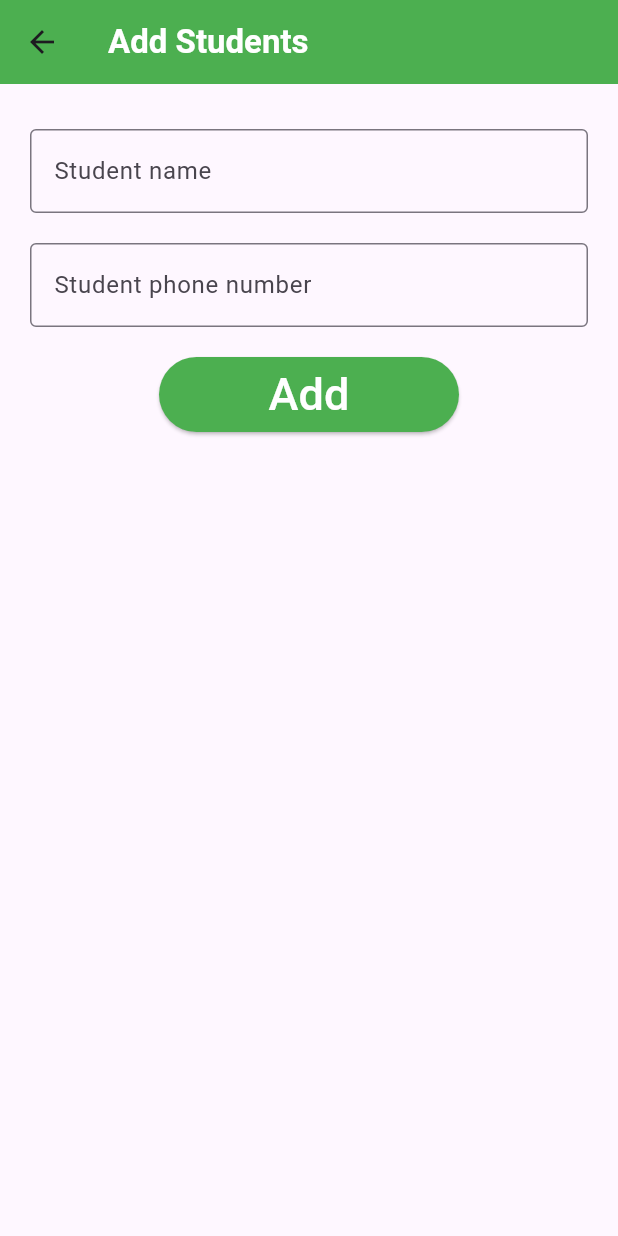
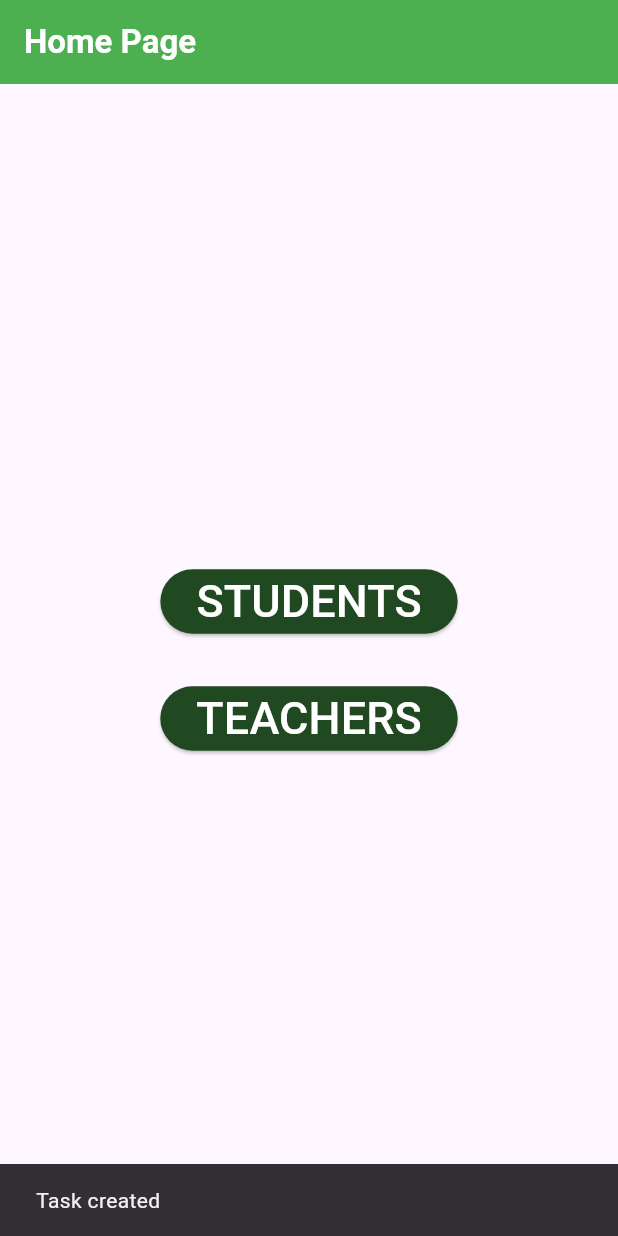
Before and after one commit to Swathi-krishna123/flutterdemo_provider, a Flutter app: the AddStudents screen opened directly, after a tap on "Add", on a phone screen of 412 x 824 dp. Run offline on Flutter 3.47's test engine with Material 3 defaults, Android fonts, the phone set to English and light mode, and no system bars; our stand-ins replace cloud_firestore, firebase_core; accounts and stored records are empty.

Commit message:
using provider

```diff
--- a/lib/add_student.dart
+++ /dev/null
@@ -1,74 +0,0 @@
-import 'package:flutter/material.dart';
-import 'package:flutter_demo_project/provider.dart';
-import 'package:provider/provider.dart';
-
-class AddStudents extends StatelessWidget {
-  String id;
-  AddStudents({super.key,required this.id});
-
-  @override
-  Widget build(BuildContext context) {
-    return Scaffold(
-      appBar: AppBar(
-        backgroundColor: Colors.green,
-        title: const Text(
-          'Add Students',
-          style: TextStyle(color: Colors.white, fontWeight: FontWeight.bold),
-        ),
-      ),
-      body: Center(
-        child: Padding(
-          padding: const EdgeInsets.symmetric(horizontal: 20),
-          child: Column(
-            children: [
-              const SizedBox(
-                height: 30,
-              ),
-              Consumer<MainProvider>(builder: (context, value, child) {
-                return TextFormField(
-                  controller: value.namecontroller,
-                  decoration: const InputDecoration(
-                      border: OutlineInputBorder(), hintText: "Student name"),
-                );
-              }),
-              const SizedBox(
-                height: 20,
-              ),
-              Consumer<MainProvider>(
-                builder: (context,value,child) {
-                  return TextFormField(
-                    controller: value.phonecontroller,
-                    decoration: const InputDecoration(
-                        border: OutlineInputBorder(),
-                        hintText: 'Student phone number'),
-                  );
-                }
-              ),
-              const SizedBox(
-                height: 20,
-              ),
-              Consumer<MainProvider>(
-                builder: (context,value,child) {
-                  return SizedBox(
-                      width: 200,
-                      height: 50,
-                      child: ElevatedButton(
-                        onPressed: () {
-                          value.addStudents(context, id);
-                        },
-                        child: const Text(
-                          'Add',
-                          style: TextStyle(color: Colors.white, fontSize: 30),
-                        ),
-                        style: const ButtonStyle(
-                            backgroundColor: WidgetStatePropertyAll(Colors.green)),
-                      ));
-                }
-              )
-            ],
-          ),
-        ),
-      ),
-    );
-  }
-}
--- /dev/null
+++ b/lib/firstpage.dart
@@ -0,0 +1,48 @@
+import 'package:flutter/material.dart';
+import 'package:flutter_demo_project/Teacher/teachers_view.dart';
+import 'package:flutter_demo_project/student/provider.dart';
+import 'package:flutter_demo_project/student/students_view.dart';
+import 'package:provider/provider.dart';
+
+class Firstpage extends StatelessWidget {
+  const Firstpage({super.key});
+
+  @override
+  Widget build(BuildContext context) {
+    return Scaffold(
+      appBar: AppBar(
+        backgroundColor: Colors.green,
+        title: const Text(
+          'Home Page',
+          style: TextStyle(color: Colors.white, fontWeight: FontWeight.bold),
+        ),
+      ),
+      body: Center(
+        child: Column(
+          mainAxisAlignment: MainAxisAlignment.center,
+          children: [
+            Consumer<MainProvider>(
+              builder: (context,value,child) {
+                return ElevatedButton(
+                    onPressed: () {
+                      value.getStudents();
+                      Navigator.of(context).push(MaterialPageRoute(builder: (context) =>  const StudentsView(),));},
+                    style: const ButtonStyle(
+                        backgroundColor: WidgetStatePropertyAll(
+                            Color.fromARGB(255, 32, 73, 34))),
+                    child: const Text('STUDENTS',style: TextStyle(fontSize: 30,color: Colors.white),));
+              }
+            ),
+                        const SizedBox(height: 30,),
+            ElevatedButton(
+                onPressed: () {Navigator.of(context).push(MaterialPageRoute(builder: (context) =>const TeachersView(),));},
+                style: const ButtonStyle(
+                    backgroundColor: WidgetStatePropertyAll(
+                        Color.fromARGB(255, 32, 73, 34))),
+                child: const Text('TEACHERS',style: TextStyle(fontSize: 30,color: Colors.white),)),
+          ],
+        ),
+      ),
+    );
+  }
+}
--- a/lib/main.dart
+++ b/lib/main.dart
@@ -1,18 +1,17 @@
 import 'package:firebase_core/firebase_core.dart';
 import 'package:flutter/material.dart';
 import 'package:flutter_demo_project/firebase_options.dart';
-import 'package:flutter_demo_project/provider.dart';
-import 'package:flutter_demo_project/students_view.dart';
+import 'package:flutter_demo_project/firstpage.dart';
+import 'package:flutter_demo_project/student/provider.dart';
+import 'package:flutter_demo_project/student/students_view.dart';
 import 'package:provider/provider.dart';
 
 void main() async {
   WidgetsFlutterBinding.ensureInitialized();
-
   await Firebase.initializeApp(
     options: DefaultFirebaseOptions.currentPlatform,
-  );
-
-  runApp(const MyApp());
+);
+ runApp(const MyApp());
 }
 
 class MyApp extends StatelessWidget {
@@ -45,7 +44,7 @@ class MyApp extends StatelessWidget {
             colorScheme: ColorScheme.fromSeed(seedColor: Colors.deepPurple),
             useMaterial3: true,
           ),
-          home: StudentsView()),
+          home: Firstpage()),
     );
   }
 }
--- a/lib/model_class.dart
+++ b/lib/model_class.dart
@@ -0,0 +1,6 @@
+class StudentModel{
+  String name;
+  String phone;
+  String id;
+  StudentModel(this.id,this.name,this.phone);
+}
--- a/lib/provider.dart
+++ b/lib/provider.dart
@@ -1,20 +1 @@
-import 'dart:collection';
-
-import 'package:cloud_firestore/cloud_firestore.dart';
-import 'package:firebase_core/firebase_core.dart';
-import 'package:flutter/material.dart';
-
-class MainProvider extends ChangeNotifier {
-  final FirebaseFirestore db = FirebaseFirestore.instance;
-  TextEditingController namecontroller = TextEditingController();
-  TextEditingController phonecontroller = TextEditingController();
-  int counter = 0;
-
-  void addStudents(BuildContext context,String Std,) {
-    String Id=DateTime.now().millisecondsSinceEpoch.toString();
-    HashMap<String , Object> map = HashMap();
-    map["Name"]=namecontroller.text;
-    map["Phone"]=phonecontroller.text;
-    db.collection("STUDENTS").doc(Id).set(map);
-  }
-}
+// TODO Implement this library.
--- /dev/null
+++ b/lib/student/add_student.dart
@@ -0,0 +1,80 @@
+
+
+import 'package:flutter/material.dart';
+import 'package:flutter_demo_project/student/provider.dart';
+import 'package:provider/provider.dart';
+
+class AddStudents extends StatelessWidget {
+  String id;
+  AddStudents({super.key, required this.id});
+
+
+  @override
+  Widget build(BuildContext context) {
+    return Scaffold(
+      appBar: AppBar(
+        backgroundColor: Colors.green,
+        title: const Text(
+          'Add Students',
+          style: TextStyle(color: Colors.white, fontWeight: FontWeight.bold),
+        ),
+      ),
+      body: Center(
+        child: Padding(
+          padding: const EdgeInsets.symmetric(horizontal: 20),
+          child: Column(
+            children: [
+              const SizedBox(
+                height: 30,
+              ),
+              Consumer<MainProvider>(builder: (context, value, child) {
+                return TextFormField(
+                  controller: value.namecontroller,
+                  decoration: const InputDecoration(
+                      border: OutlineInputBorder(), hintText: "Student name"),
+                );
+              }),
+              const SizedBox(
+                height: 20,
+              ),
+              Consumer<MainProvider>(builder: (context, value, child) {
+                return TextFormField(autovalidateMode: AutovalidateMode.onUserInteraction,
+                  controller: value.phonecontroller,
+                  decoration: const InputDecoration(
+                      border: OutlineInputBorder(),
+                      hintText: 'Student phone number'),
+                );
+              }),
+              const SizedBox(
+                height: 20,
+              ),
+              Consumer<MainProvider>(builder: (context, value, child) {
+                return SizedBox(
+                    width: 200,
+                    height: 50,
+                    child: ElevatedButton(
+                      onPressed: () {
+                        value.addStudents(context, id);
+                        value.getStudents();
+                        if (value != null) {
+                          Navigator.pop(context);
+                          ScaffoldMessenger.of(context).showSnackBar(
+                              SnackBar(content: Text("Task created")));
+                        }
+                      },
+                      child: const Text(
+                        'Add',
+                        style: TextStyle(color: Colors.white, fontSize: 30),
+                      ),
+                      style: const ButtonStyle(
+                          backgroundColor:
+                              WidgetStatePropertyAll(Colors.green)),
+                    ));
+              })
+            ],
+          ),
+        ),
+      ),
+    );
+  }
+}
--- /dev/null
+++ b/lib/student/provider.dart
@@ -0,0 +1,70 @@
+import 'dart:collection';
+
+import 'package:cloud_firestore/cloud_firestore.dart';
+import 'package:flutter/material.dart';
+import 'package:flutter_demo_project/model_class.dart';
+import 'package:flutter_demo_project/teachermodel.dart';
+
+class MainProvider extends ChangeNotifier {
+  final FirebaseFirestore db = FirebaseFirestore.instance;
+  TextEditingController namecontroller = TextEditingController();
+  TextEditingController phonecontroller = TextEditingController();
+  TextEditingController teachernamecontroller = TextEditingController();
+  TextEditingController teacherphonecontroller = TextEditingController();
+  // int counter = 0;
+
+  void addTeachers(BuildContext context, String thr) {
+    thr = DateTime.now().microsecondsSinceEpoch.toString();
+    HashMap<String, Object> map = HashMap();
+    map["Name"] = teachernamecontroller.text;
+    map["Phone"] = teacherphonecontroller.text;
+    db.collection("TEACHERS").doc(thr).set(map);
+  }
+
+  List<Teachermodel> teacherList = [];
+  void getTeachers() {
+    db.collection('TEACHERS').get().then((value) {
+      if (value.docs.isNotEmpty) {
+
+        for (var element in value.docs) {
+          teacherList.add(Teachermodel(
+              element.id, element.get("Name"), element.get("Phone")));
+          notifyListeners();
+          print('=============');
+        }
+      }
+    });
+  }
+
+/////////////////////////////////////////////////////////
+  void addStudents(
+    BuildContext context,
+    String Std,
+  ) {
+    Std = DateTime.now().millisecondsSinceEpoch.toString();
+    HashMap<String, Object> map = HashMap();
+    map["Name"] = namecontroller.text;
+    map["Phone"] = phonecontroller.text;
+    db.collection("STUDENTS").doc(Std).set(map);
+  }
+
+  List<StudentModel> studentList = [];
+  void getStudents() {
+    db.collection('STUDENTS').get().then((value) {
+      if (value.docs.isNotEmpty) {
+        studentList.clear();
+        for (var element in value.docs) {
+          studentList.add(StudentModel(
+              element.id, element.get("Name"), element.get("Phone")));
+          notifyListeners();
+          print("here");
+        }
+      }
+    });
+  }
+
+  void clearText() {
+    namecontroller.clear();
+    phonecontroller.clear();
+  }
+}
--- /dev/null
+++ b/lib/teachermodel.dart
@@ -0,0 +1,7 @@
+class Teachermodel{
+  String id;
+  String name;
+  String phone;
+
+  Teachermodel(this.id,this.name,this.phone);
+}
```
Also changed, not shown: lib/Teacher/add_teachers.dart (added, +81 -0 lines), lib/Teacher/teachers_view.dart (added, +77 -0 lines), lib/student/students_view.dart (added, +77 -0 lines), lib/students_view.dart (+1 -27 lines).
